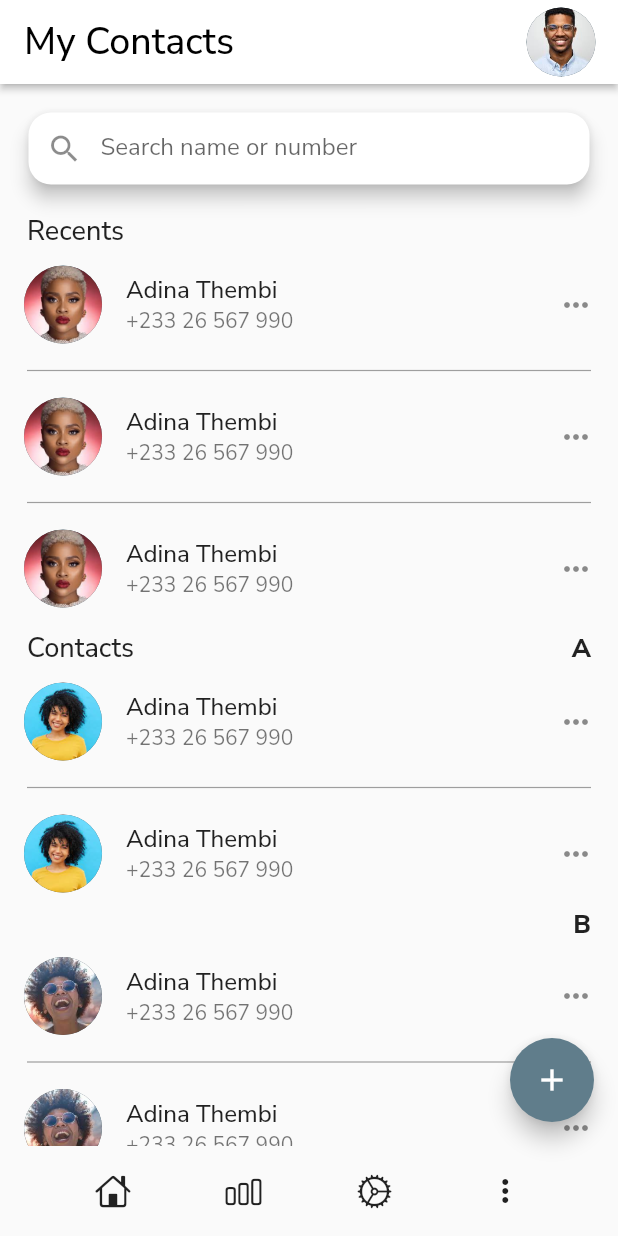
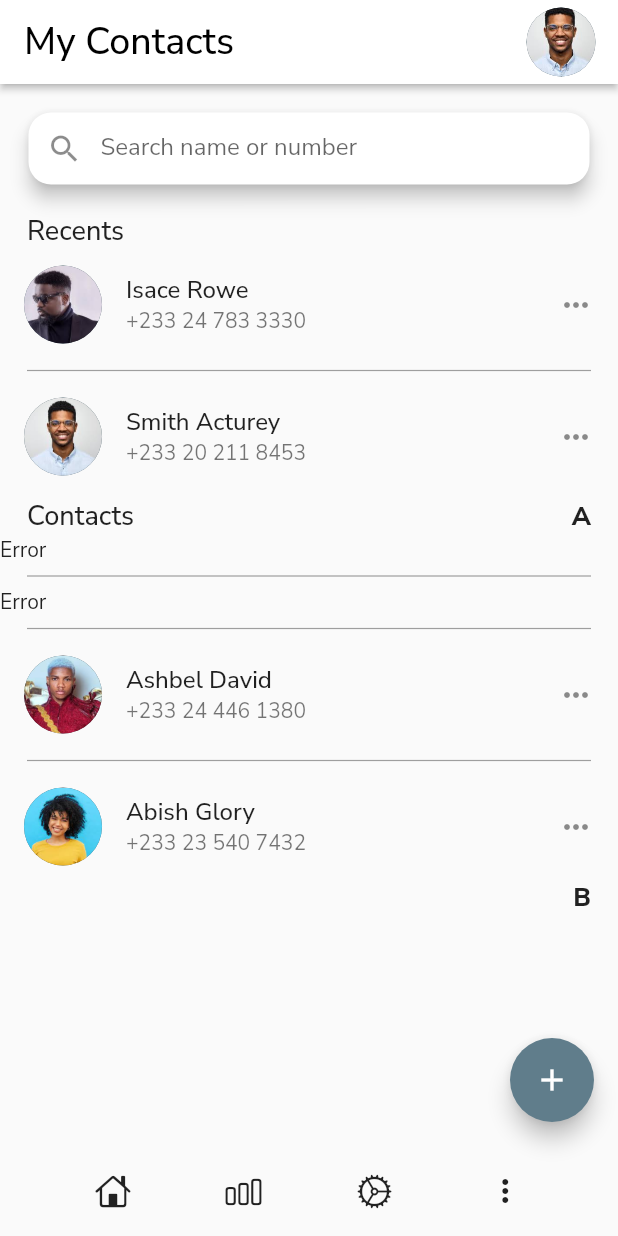
Before and after one commit to phiificodes/contact_app, a Flutter app: the screen it shows after launch, on a phone screen of 412 x 824 dp. Run offline on Flutter 3.47's test engine with Material 2 defaults, Android fonts, the phone set to English and light mode, and no system bars; our stand-ins replace google_fonts, ionicons.

Commit message:
including_ifstatement

```diff
--- /dev/null
+++ b/lib/contact_item_list.dart
@@ -0,0 +1,38 @@
+List contact_item_list = [
+  {
+    'first_name': 'Isace',
+    'last_name': 'Rowe',
+    'image': 'images/sark.jpeg',
+    'group': "24",
+    'email': 'isacerowe@gamil.com',
+    'mobile': '+233 24 783 3330',
+    'location': "Kumasi",
+  },
+  {
+    'first_name': 'Smith',
+    'last_name': 'Acturey',
+    'image': 'images/img3.jpeg',
+    'group': "GTL",
+    'email': 'smith@gamil.com',
+    'mobile': "+233 20 211 8453",
+    'location': "Accra",
+  },
+  {
+    'first_name': 'Ashbel',
+    'last_name': 'David',
+    'image': 'images/kidi.jpeg',
+    'group': "Rehoboth",
+    'email': 'ashbel@gamil.com',
+    'mobile': '+233 24 446 1380',
+    'location': "Dansoman",
+  },
+  {
+    'first_name': 'Abish',
+    'last_name': 'Glory',
+    'image': 'images/img1.jpeg',
+    'group': "Aposa",
+    'email': 'abish@gamil.com',
+    'mobile': "+233 23 540 7432",
+    'location': "Accra",
+  }
+];
--- a/lib/contact_list.dart
+++ b/lib/contact_list.dart
@@ -1,6 +1,8 @@
 // ignore: file_names
+
 import 'package:contact_app/contails_details.dart';
 import 'package:flutter/material.dart';
+import 'package:contact_app/contact_item_list.dart';
 
 class ContactList extends StatefulWidget {
   const ContactList({Key? key}) : super(key: key);
@@ -10,6 +12,7 @@ class ContactList extends StatefulWidget {
 }
 
 class _ContactListState extends State<ContactList> {
+  List contactItemList = contact_item_list;
   @override
   Widget build(BuildContext context) {
     return ListView(
@@ -46,18 +49,20 @@ class _ContactListState extends State<ContactList> {
               return GestureDetector(
                 onTap: () {
                   Navigator.of(context).push(MaterialPageRoute(
-                      builder: (context) => ContactDetails()));
+                      builder: (context) =>
+                          ContactDetails(contactitem: contactItemList[index])));
                 },
-                child: const ListTile(
+                child: ListTile(
                   leading: CircleAvatar(
-                      backgroundImage: AssetImage("images/adina.jpeg"),
+                      backgroundImage:
+                          AssetImage("${contactItemList[index]["image"]}"),
                       radius: 26),
                   title: Text(
-                    "Adina Thembi",
-                    style: TextStyle(fontWeight: FontWeight.w500),
+                    '${contactItemList[index]["first_name"]} ${contactItemList[index]["last_name"]}',
+                    style: const TextStyle(fontWeight: FontWeight.w500),
                   ),
-                  subtitle: Text("+233 26 567 990"),
-                  trailing: Icon(Icons.more_horiz_rounded),
+                  subtitle: Text("${contactItemList[index]["mobile"]}"),
+                  trailing: const Icon(Icons.more_horiz_rounded),
                 ),
               );
             },
@@ -67,7 +72,7 @@ class _ContactListState extends State<ContactList> {
                   endIndent: 18,
                   color: Colors.grey,
                 ),
-            itemCount: 3),
+            itemCount: contactItemList.length - 2),
         Container(
           height: 5,
         ),
@@ -87,22 +92,30 @@ class _ContactListState extends State<ContactList> {
             primary: false,
             shrinkWrap: true,
             itemBuilder: (context, index) {
+              if (contactItemList[index]["first_name"]
+                  .toString()
+                  .startsWith("A")) {
                 return GestureDetector(
                     onTap: () {
                       Navigator.of(context).push(MaterialPageRoute(
-                        builder: (context) => ContactDetails()));
+                          builder: (context) => ContactDetails(
+                              contactitem: contactItemList[index])));
                     },
-                  child: const ListTile(
+                    child: ListTile(
                       leading: CircleAvatar(
-                        backgroundImage: AssetImage("images/img1.jpeg"),
+                          backgroundImage:
+                              AssetImage("${contactItemList[index]["image"]}"),
                           radius: 26),
                       title: Text(
-                      "Adina Thembi",
-                      style: TextStyle(fontWeight: FontWeight.w500),
+                        "${contactItemList[index]["first_name"]} ${contactItemList[index]["last_name"]}",
+                        style: const TextStyle(fontWeight: FontWeight.w500),
                       ),
-                    subtitle: Text("+233 26 567 990"),
-                    trailing: Icon(Icons.more_horiz_rounded),
+                      subtitle: Text("${contactItemList[index]["mobile"]}"),
+                      trailing: const Icon(Icons.more_horiz_rounded),
                     ));
+              } else {
+                return const Text("Error");
+              }
             },
             separatorBuilder: (context, index) => const Divider(
                   thickness: 0.8,
@@ -110,7 +123,7 @@ class _ContactListState extends State<ContactList> {
                   endIndent: 18,
                   color: Colors.grey,
                 ),
-            itemCount: 2),
+            itemCount: contactItemList.length),
         Container(
           margin: const EdgeInsets.only(left: 18, right: 18),
           child: Row(
@@ -121,34 +134,35 @@ class _ContactListState extends State<ContactList> {
             ],
           ),
         ),
-        ListView.separated(
-            primary: false,
-            shrinkWrap: true,
-            itemBuilder: (context, index) {
-              return GestureDetector(
-                  onTap: () {
-                    Navigator.of(context).push(MaterialPageRoute(
-                        builder: (context) => ContactDetails()));
-                  },
-                  child: const ListTile(
-                    leading: CircleAvatar(
-                        backgroundImage: AssetImage("images/img2.jpeg"),
-                        radius: 26),
-                    title: Text(
-                      "Adina Thembi",
-                      style: TextStyle(fontWeight: FontWeight.w500),
-                    ),
-                    subtitle: Text("+233 26 567 990"),
-                    trailing: Icon(Icons.more_horiz_rounded),
-                  ));
-            },
-            separatorBuilder: (context, index) => const Divider(
-                  thickness: 0.8,
-                  indent: 18,
-                  endIndent: 18,
-                  color: Colors.grey,
-                ),
-            itemCount: 4),
+        // ListView.separated(
+        //     primary: false,
+        //     shrinkWrap: true,
+        //     itemBuilder: (context, index) {
+        //       return GestureDetector(
+        //           onTap: () {
+        //             Navigator.of(context).push(MaterialPageRoute(
+        //                 builder: (context) => ContactDetails(
+        //                     contactitem: contactItemList[index])));
+        //           },
+        //           child: const ListTile(
+        //             leading: CircleAvatar(
+        //                 backgroundImage: AssetImage("images/img2.jpeg"),
+        //                 radius: 26),
+        //             title: Text(
+        //               "Adina Thembi",
+        //               style: TextStyle(fontWeight: FontWeight.w500),
+        //             ),
+        //             subtitle: Text("+233 26 567 990"),
+        //             trailing: Icon(Icons.more_horiz_rounded),
+        //           ));
+        //     },
+        //     separatorBuilder: (context, index) => const Divider(
+        //           thickness: 0.8,
+        //           indent: 18,
+        //           endIndent: 18,
+        //           color: Colors.grey,
+        //         ),
+        //     itemCount: 4),
       ],
     );
   }
```
Also changed, not shown: lib/contails_details.dart (+106 -19 lines). Lines whose indentation alone changed are shown as unchanged.
